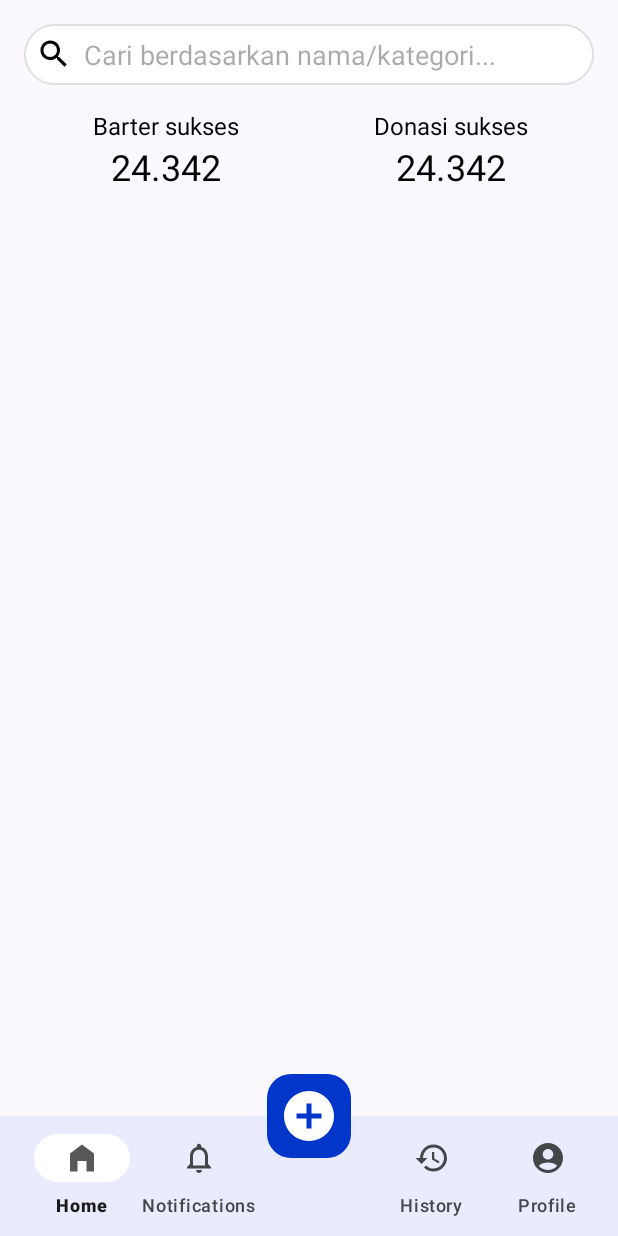
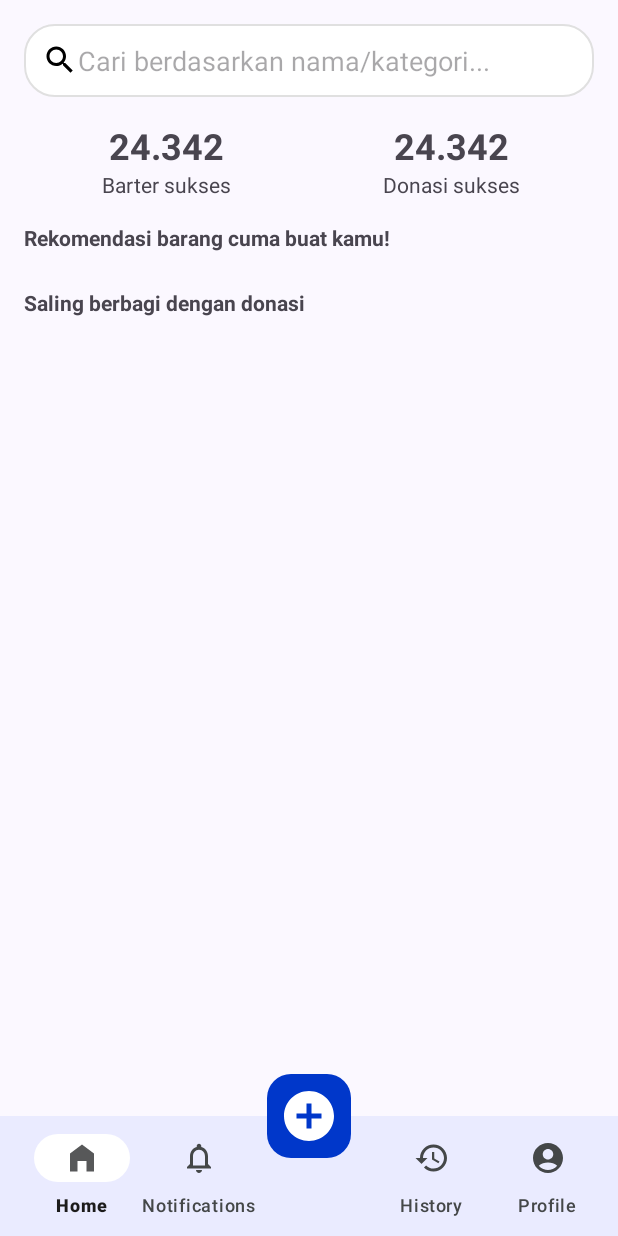
Before and after one commit to BagiBagiApp/bagibagiapp, an Android app: the HomeFragment screen opened directly, with no data from a screen before it, on a phone screen of 412 x 824 dp. Run offline under Robolectric (Android 15) with nearby library versions, the phone set to English and light mode, and no system bars; network calls fail.

Commit message:
update home page

```diff
--- a/bagibagi-frontend/app/src/main/java/com/bagibagi/app/data/api/ApiService.kt
+++ b/bagibagi-frontend/app/src/main/java/com/bagibagi/app/data/api/ApiService.kt
@@ -1,5 +1,7 @@
 package com.bagibagi.app.data.api
 
+import com.bagibagi.app.data.model.OrganizationItem
+import com.bagibagi.app.data.model.RecommendationItem
 import com.bagibagi.app.data.response.GetUserDetailResponse
 import com.bagibagi.app.data.response.GetUserDetailResponseItem
 import com.bagibagi.app.data.response.LoginResponse
@@ -52,4 +54,10 @@ interface ApiService {
         @Part("pemilik") IDpemilik: RequestBody,
         @Part file: MultipartBody.Part,
     ): UploadItemResponse
+
+    @GET("recommendations")
+    fun getRecommendations(): Call<List<RecommendationItem>>
+
+    @GET("organizations")
+    fun getOrganizations(): Call<List<OrganizationItem>>
 }
--- a/bagibagi-frontend/app/src/main/java/com/bagibagi/app/ui/fragment/HomeFragment.kt
+++ b/bagibagi-frontend/app/src/main/java/com/bagibagi/app/ui/fragment/HomeFragment.kt
@@ -5,58 +5,74 @@ import android.view.LayoutInflater
 import android.view.View
 import android.view.ViewGroup
 import androidx.fragment.app.Fragment
+import androidx.lifecycle.lifecycleScope
 import androidx.recyclerview.widget.LinearLayoutManager
 import androidx.recyclerview.widget.RecyclerView
 import com.bagibagi.app.R
-import com.bagibagi.app.ui.adapter.RecommendedItem
-import com.bagibagi.app.ui.adapter.RecommendedItemsAdapter
+import com.bagibagi.app.ui.adapter.RecommendationAdapter
+import com.bagibagi.app.ui.adapter.OrganizationAdapter
+import com.bagibagi.app.data.api.ApiConfig
+import com.bagibagi.app.data.model.OrganizationItem
+import com.bagibagi.app.data.model.RecommendationItem
+import retrofit2.Call
+import retrofit2.Callback
+import retrofit2.Response
+
 class HomeFragment : Fragment() {
 
-    private lateinit var recommendedItemsRecyclerView: RecyclerView
-    private lateinit var donationItemsRecyclerView: RecyclerView
+    private lateinit var recommendationRecyclerView: RecyclerView
+    private lateinit var organizationRecyclerView: RecyclerView
 
     override fun onCreateView(
         inflater: LayoutInflater, container: ViewGroup?,
         savedInstanceState: Bundle?
     ): View? {
         // Inflate the layout for this fragment
-        val view = inflater.inflate(R.layout.fragment_home, container, false)
+        val root = inflater.inflate(R.layout.fragment_home, container, false)
 
-        // Initialize RecyclerViews and BottomNavigationView
-        recommendedItemsRecyclerView = view.findViewById(R.id.recommended_items)
-        donationItemsRecyclerView = view.findViewById(R.id.donation_items)
+        // Set up recommendation RecyclerView
+        recommendationRecyclerView = root.findViewById(R.id.recommendation_recycler_view)
+        recommendationRecyclerView.layoutManager = LinearLayoutManager(context, LinearLayoutManager.HORIZONTAL, false)
 
-        // Setup RecyclerViews
-        setupRecyclerViews()
+        // Set up organization RecyclerView
+        organizationRecyclerView = root.findViewById(R.id.organization_recycler_view)
+        organizationRecyclerView.layoutManager = LinearLayoutManager(context, LinearLayoutManager.HORIZONTAL, false)
 
-        return view
+        // Fetch data from API
+        fetchData()
+
+        return root
     }
 
-    private fun setupRecyclerViews() {
-        // Setup layout managers for RecyclerViews
-        recommendedItemsRecyclerView.layoutManager = LinearLayoutManager(context, LinearLayoutManager.HORIZONTAL, false)
-        donationItemsRecyclerView.layoutManager = LinearLayoutManager(context, LinearLayoutManager.HORIZONTAL, false)
+    private fun fetchData() {
+        val apiService = ApiConfig.getApiService()
 
-        // Set adapters for RecyclerViews (you need to implement these adapters)
-        recommendedItemsRecyclerView.adapter = RecommendedItemsAdapter(getRecommendedItems())
-        donationItemsRecyclerView.adapter = DonationItemsAdapter(getDonationItems())
-    }
+        // Fetch recommendations
+        apiService.getRecommendations().enqueue(object : Callback<List<RecommendationItem>> {
+            override fun onResponse(call: Call<List<RecommendationItem>>, response: Response<List<RecommendationItem>>) {
+                if (response.isSuccessful) {
+                    val recommendations = response.body() ?: emptyList()
+                    recommendationRecyclerView.adapter = RecommendationAdapter(recommendations)
+                }
+            }
 
-    // Dummy data functions (replace with real data fetching logic)
-    private fun getRecommendedItems(): List<RecommendedItem> {
-        // Replace with actual data fetching logic
-        return listOf(
-            RecommendedItem("Dr. Martens 1461 Blacksmooth", 1),
-            RecommendedItem("Dr. Martens 1461 Blacksmooth", 1),
-            RecommendedItem("Dr. Martens 1461 Blacksmooth", 1)
-        )
-    }
+            override fun onFailure(call: Call<List<RecommendationItem>>, t: Throwable) {
+                // Handle API call failure
+            }
+        })
 
-    private fun getDonationItems(): List<DonationItem> {
-        // Replace with actual data fetching logic
-        return listOf(
-            DonationItem("Yayasan Cinta Kasih", "Depok, Jawa Barat"),
-            DonationItem("Yayasan Cinta Kasih", "Depok, Jawa Barat")
-        )
+        // Fetch organizations
+        apiService.getOrganizations().enqueue(object : Callback<List<OrganizationItem>> {
+            override fun onResponse(call: Call<List<OrganizationItem>>, response: Response<List<OrganizationItem>>) {
+                if (response.isSuccessful) {
+                    val organizations = response.body() ?: emptyList()
+                    organizationRecyclerView.adapter = OrganizationAdapter(organizations)
+                }
+            }
+
+            override fun onFailure(call: Call<List<OrganizationItem>>, t: Throwable) {
+                // Handle API call failure
+            }
+        })
     }
 }
--- a/bagibagi-frontend/app/src/main/java/com/bagibagi/app/ui/main/MainActivity.kt
+++ b/bagibagi-frontend/app/src/main/java/com/bagibagi/app/ui/main/MainActivity.kt
@@ -12,9 +12,6 @@ import com.bagibagi.app.databinding.ActivityMainBinding
 import com.bagibagi.app.ui.fragment.HistoryFragment
 import com.bagibagi.app.ui.fragment.HomeFragment
 import com.bagibagi.app.ui.fragment.NotificationsFragment
-import com.bagibagi.app.ui.HistoryFragment
-import com.bagibagi.app.ui.HomeFragment
-import com.bagibagi.app.ui.NotificationsFragment
 import com.bagibagi.app.ui.additem.AddItemActivity
 import com.bagibagi.app.ui.profile.ProfileFragment
 
--- a/bagibagi-frontend/app/src/main/res/layout/fragment_home.xml
+++ b/bagibagi-frontend/app/src/main/res/layout/fragment_home.xml
@@ -1,5 +1,7 @@
+<?xml version="1.0" encoding="utf-8"?>
 <RelativeLayout xmlns:android="http://schemas.android.com/apk/res/android"
     xmlns:tools="http://schemas.android.com/tools"
+    xmlns:app="http://schemas.android.com/apk/res-auto"
     android:layout_width="match_parent"
     android:layout_height="match_parent"
     android:padding="16dp"
@@ -11,20 +13,19 @@
         android:layout_width="match_parent"
         android:layout_height="wrap_content"
         android:hint="Cari berdasarkan nama/kategori..."
-        android:padding="8dp"
-        android:background="@drawable/search_bar"
         android:drawableLeft="@drawable/ic_search"
-        android:drawablePadding="8dp" />
+        android:padding="12dp"
+        android:background="@drawable/search_bar" />
 
-    <!-- Barter and Donation Counters -->
+    <!-- Barter and Donasi Counters -->
     <LinearLayout
+        android:id="@+id/counters_layout"
         android:layout_width="match_parent"
         android:layout_height="wrap_content"
         android:layout_below="@id/search_bar"
         android:layout_marginTop="16dp"
         android:orientation="horizontal"
-        android:gravity="center"
-        android:weightSum="2">
+        android:gravity="center">
 
         <LinearLayout
             android:layout_width="0dp"
@@ -34,18 +35,19 @@
             android:gravity="center">
 
             <TextView
+                android:id="@+id/barter_counter"
                 android:layout_width="wrap_content"
                 android:layout_height="wrap_content"
-                android:text="Barter sukses"
-                android:textSize="16sp"
-                android:textColor="#000" />
+                android:text="24.342"
+                android:textSize="24sp"
+                android:textStyle="bold"
+                android:gravity="center" />
 
             <TextView
                 android:layout_width="wrap_content"
                 android:layout_height="wrap_content"
-                android:text="24.342"
-                android:textSize="24sp"
-                android:textColor="#000" />
+                android:text="Barter sukses"
+                android:gravity="center" />
         </LinearLayout>
 
         <LinearLayout
@@ -56,56 +58,60 @@
             android:gravity="center">
 
             <TextView
+                android:id="@+id/donasi_counter"
                 android:layout_width="wrap_content"
                 android:layout_height="wrap_content"
-                android:text="Donasi sukses"
-                android:textSize="16sp"
-                android:textColor="#000" />
+                android:text="24.342"
+                android:textSize="24sp"
+                android:textStyle="bold"
+                android:gravity="center" />
 
             <TextView
                 android:layout_width="wrap_content"
                 android:layout_height="wrap_content"
-                android:text="24.342"
-                android:textSize="24sp"
-                android:textColor="#000" />
+                android:text="Donasi sukses"
+                android:gravity="center" />
         </LinearLayout>
     </LinearLayout>
 
-<!--    &lt;!&ndash; Recommended Items &ndash;&gt;-->
-<!--    <TextView-->
-<!--        android:layout_width="wrap_content"-->
-<!--        android:layout_height="wrap_content"-->
-<!--        android:layout_below="@id/barter_and_donation_counters"-->
-<!--        android:layout_marginTop="16dp"-->
-<!--        android:text="Rekomendasi barang cuma buat kamu!"-->
-<!--        android:textSize="18sp"-->
-<!--        android:textColor="#000" />-->
+    <!-- Recommendations Section -->
+    <TextView
+        android:id="@+id/recommendation_label"
+        android:layout_width="wrap_content"
+        android:layout_height="wrap_content"
+        android:layout_below="@id/counters_layout"
+        android:layout_marginTop="16dp"
+        android:text="Rekomendasi barang cuma buat kamu!"
+        android:textStyle="bold" />
 
-<!--    <RecyclerView-->
-<!--        android:id="@+id/recommended_items"-->
-<!--        android:layout_width="match_parent"-->
-<!--        android:layout_height="wrap_content"-->
-<!--        android:layout_below="@id/recommendation_title"-->
-<!--        android:layout_marginTop="8dp"-->
-<!--        android:orientation="horizontal"-->
-<!--        tools:listitem="@layout/item_recommendation" />-->
+    <androidx.recyclerview.widget.RecyclerView
+        android:id="@+id/recommendation_recycler_view"
+        android:layout_width="match_parent"
+        android:layout_height="wrap_content"
+        android:layout_below="@id/recommendation_label"
+        android:layout_marginTop="8dp"
+        android:orientation="horizontal"
+        android:scrollbars="horizontal"
+        tools:listitem="@layout/item_recommended" />
 
-<!--    &lt;!&ndash; Donation Section &ndash;&gt;-->
-<!--    <TextView-->
-<!--        android:layout_width="wrap_content"-->
-<!--        android:layout_height="wrap_content"-->
-<!--        android:layout_below="@id/recommended_items"-->
-<!--        android:layout_marginTop="16dp"-->
-<!--        android:text="Saling berbagi dengan donasi"-->
-<!--        android:textSize="18sp"-->
-<!--        android:textColor="#000" />-->
+    <!-- Organizations Section -->
+    <TextView
+        android:id="@+id/organization_label"
+        android:layout_width="wrap_content"
+        android:layout_height="wrap_content"
+        android:layout_below="@id/recommendation_recycler_view"
+        android:layout_marginTop="16dp"
+        android:text="Saling berbagi dengan donasi"
+        android:textStyle="bold" />
 
-<!--    <RecyclerView-->
-<!--        android:id="@+id/donation_items"-->
-<!--        android:layout_width="match_parent"-->
-<!--        android:layout_height="wrap_content"-->
-<!--        android:layout_below="@id/donation_section_title"-->
-<!--        android:layout_marginTop="8dp"-->
-<!--        tools:listitem="@layout/item_donation" />-->
+    <androidx.recyclerview.widget.RecyclerView
+        android:id="@+id/organization_recycler_view"
+        android:layout_width="match_parent"
+        android:layout_height="wrap_content"
+        android:layout_below="@id/organization_label"
+        android:layout_marginTop="8dp"
+        android:orientation="horizontal"
+        android:scrollbars="horizontal"
+        tools:listitem="@layout/item_organization" />
 
 </RelativeLayout>
```
Also changed, not shown: bagibagi-frontend/app/src/main/java/com/bagibagi/app/data/model/OrganizationItem.kt (added, +10 -0 lines), bagibagi-frontend/app/src/main/java/com/bagibagi/app/data/model/RecommendationItem.kt (added, +13 -0 lines), bagibagi-frontend/app/src/main/java/com/bagibagi/app/ui/adapter/DonationsItemAdapter.kt (deleted, +0 -31 lines), bagibagi-frontend/app/src/main/java/com/bagibagi/app/ui/adapter/OrganizationAdapter.kt (added, +34 -0 lines), bagibagi-frontend/app/src/main/java/com/bagibagi/app/ui/adapter/RecommendationAdapter.kt (added, +34 -0 lines), bagibagi-frontend/app/src/main/java/com/bagibagi/app/ui/adapter/RecommendedItemsAdapter.kt (deleted, +0 -33 lines), bagibagi-frontend/app/src/main/res/drawable/placeholder_image.xml (added, +34 -0 lines), bagibagi-frontend/app/src/main/res/layout/item_organization.xml (renamed from bagibagi-frontend/app/src/main/res/layout/item_donation.xml, +11 -10 lines), bagibagi-frontend/app/src/main/res/layout/item_recommended.xml (renamed from bagibagi-frontend/app/src/main/res/layout/item_recommendation.xml, +9 -7 lines).
